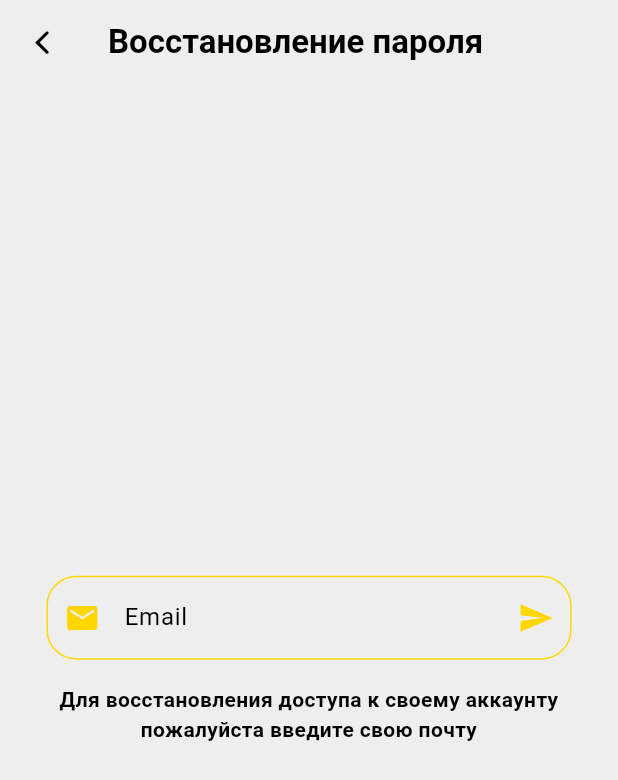
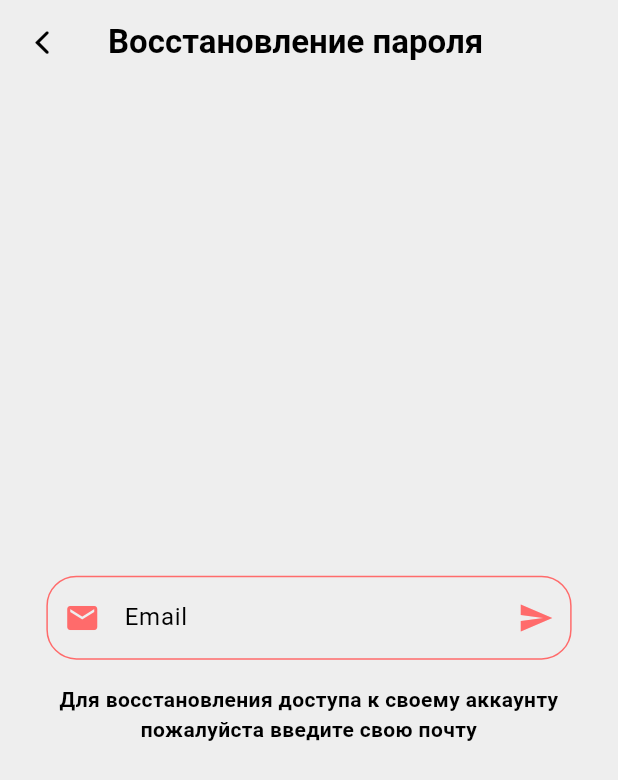
Before and after one commit to natarwey/photoflow, a Flutter app: the screen it shows after launch, after a tap on "Забыли пароль?", on a phone screen of 412 x 824 dp. Shown: the top 780 px of the screen. Run offline on Flutter 3.47's test engine with Material 3 defaults, Android fonts, the phone set to English and light mode, and no system bars; our stand-ins replace file_picker, shared_preferences, supabase_flutter; accounts and stored records are empty.

Commit message:
изменение акцентного цвета

```diff
--- a/lib/main.dart
+++ b/lib/main.dart
@@ -33,10 +33,10 @@ class MyApp extends StatelessWidget {
       debugShowCheckedModeBanner: false,
       title: 'PhotoFlow',
       theme: ThemeData(
-        primaryColor: const Color(0xFFFFD700), // Золотой цвет #FFD700
+        primaryColor: const Color(0xFFFF6B6B), // Золотой цвет #FFD700
         colorScheme: ColorScheme.fromSeed(
-          seedColor: const Color(0xFFFFD700),
-          primary: const Color(0xFFFFD700),
+          seedColor: const Color(0xFFFF6B6B),
+          primary: const Color(0xFFFF6B6B),
         ),
         textTheme: const TextTheme(
           bodyMedium: TextStyle(color: Colors.black),
@@ -44,13 +44,13 @@ class MyApp extends StatelessWidget {
         ),
         elevatedButtonTheme: ElevatedButtonThemeData(
           style: ElevatedButton.styleFrom(
-            backgroundColor: const Color(0xFFFFD700), // Золотой цвет для кнопок
+            backgroundColor: const Color(0xFFFF6B6B), // Золотой цвет для кнопок
             foregroundColor: Colors.black, // Черный текст на кнопках
           ),
         ),
         outlinedButtonTheme: OutlinedButtonThemeData(
           style: OutlinedButton.styleFrom(
-            side: const BorderSide(color: Color(0xFFFFD700)), // Золотая обводка
+            side: const BorderSide(color: Color(0xFFFF6B6B)), // Золотая обводка
             foregroundColor: Colors.black, // Черный текст
           ),
         ),
@@ -58,11 +58,11 @@ class MyApp extends StatelessWidget {
           labelStyle: const TextStyle(color: Colors.black),
           focusedBorder: OutlineInputBorder(
             borderRadius: BorderRadius.circular(20),
-            borderSide: const BorderSide(color: Color(0xFFFFD700)),
+            borderSide: const BorderSide(color: Color(0xFFFF6B6B)),
           ),
           enabledBorder: OutlineInputBorder(
             borderRadius: BorderRadius.circular(20),
-            borderSide: const BorderSide(color: Color(0xFFFFD700)),
+            borderSide: const BorderSide(color: Color(0xFFFF6B6B)),
           ),
         ),
       ),
@@ -115,7 +115,7 @@ class _AuthCheckPageState extends State<AuthCheckPage> {
       return const Scaffold(
         body: Center(
           child: CircularProgressIndicator(
-            color: Color(0xFFFFD700),
+            color: Color(0xFFFF6B6B),
           ),
         ),
       );
--- a/lib/pages/auth.dart
+++ b/lib/pages/auth.dart
@@ -42,22 +42,22 @@ class _AuthPageState extends State<AuthPage> {
                 width: MediaQuery.of(context).size.width * 0.85,
                 child: TextField(
                   controller: emailController,
-                  cursorColor: const Color(0xFFFFD700),
+                  cursorColor: const Color(0xFFFF6B6B),
                   style: const TextStyle(color: Colors.black),
                   decoration: InputDecoration(
                     prefixIcon: const Icon(
                       Icons.email,
-                      color: Color(0xFFFFD700),
+                      color: Color(0xFFFF6B6B),
                     ),
                     labelText: 'Почта',
                     labelStyle: const TextStyle(color: Colors.black),
                     focusedBorder: OutlineInputBorder(
                       borderRadius: BorderRadius.circular(20),
-                      borderSide: const BorderSide(color: Color(0xFFFFD700)),
+                      borderSide: const BorderSide(color: Color(0xFFFF6B6B)),
                     ),
                     enabledBorder: OutlineInputBorder(
                       borderRadius: BorderRadius.circular(20),
-                      borderSide: const BorderSide(color: Color(0xFFFFD700)),
+                      borderSide: const BorderSide(color: Color(0xFFFF6B6B)),
                     ),
                   ),
                 ),
@@ -68,22 +68,22 @@ class _AuthPageState extends State<AuthPage> {
                 child: TextField(
                   controller: passController,
                   obscureText: true,
-                  cursorColor: const Color(0xFFFFD700),
+                  cursorColor: const Color(0xFFFF6B6B),
                   style: const TextStyle(color: Colors.black),
                   decoration: InputDecoration(
                     prefixIcon: const Icon(
                       Icons.password,
-                      color: Color(0xFFFFD700),
+                      color: Color(0xFFFF6B6B),
                     ),
                     labelText: 'Пароль',
                     labelStyle: const TextStyle(color: Colors.black),
                     focusedBorder: OutlineInputBorder(
                       borderRadius: BorderRadius.circular(20),
-                      borderSide: const BorderSide(color: Color(0xFFFFD700)),
+                      borderSide: const BorderSide(color: Color(0xFFFF6B6B)),
                     ),
                     enabledBorder: OutlineInputBorder(
                       borderRadius: BorderRadius.circular(20),
-                      borderSide: const BorderSide(color: Color(0xFFFFD700)),
+                      borderSide: const BorderSide(color: Color(0xFFFF6B6B)),
                     ),
                   ),
                 ),
@@ -121,7 +121,7 @@ class _AuthPageState extends State<AuthPage> {
                                     "Поля пустые!",
                                     style: TextStyle(color: Colors.black),
                                   ),
-                                  backgroundColor: Color(0xFFFFD700),
+                                  backgroundColor: Color(0xFFFF6B6B),
                                 ),
                               );
                               return;
@@ -163,7 +163,7 @@ class _AuthPageState extends State<AuthPage> {
                                       "Неверный email или пароль",
                                       style: TextStyle(color: Colors.black),
                                     ),
-                                    backgroundColor: Color(0xFFFFD700),
+                                    backgroundColor: Color(0xFFFF6B6B),
                                   ),
                                 );
                               }
@@ -177,7 +177,7 @@ class _AuthPageState extends State<AuthPage> {
                                     "Ошибка: $e",
                                     style: const TextStyle(color: Colors.black),
                                   ),
-                                  backgroundColor: const Color(0xFFFFD700),
+                                  backgroundColor: const Color(0xFFFF6B6B),
                                 ),
                               );
                             } finally {
@@ -187,7 +187,7 @@ class _AuthPageState extends State<AuthPage> {
                             }
                           },
                   style: ElevatedButton.styleFrom(
-                    backgroundColor: const Color(0xFFFFD700),
+                    backgroundColor: const Color(0xFFFF6B6B),
                     foregroundColor: Colors.black,
                     padding: const EdgeInsets.symmetric(vertical: 12),
                     shape: RoundedRectangleBorder(
@@ -221,7 +221,7 @@ class _AuthPageState extends State<AuthPage> {
                     Navigator.popAndPushNamed(context, '/reg');
                   },
                   style: OutlinedButton.styleFrom(
-                    side: const BorderSide(color: Color(0xFFFFD700), width: 2),
+                    side: const BorderSide(color: Color(0xFFFF6B6B), width: 2),
                     foregroundColor: Colors.black,
                     padding: const EdgeInsets.symmetric(vertical: 12),
                     shape: RoundedRectangleBorder(
--- a/lib/pages/recovery.dart
+++ b/lib/pages/recovery.dart
@@ -38,12 +38,12 @@ class RecoveryPage extends StatelessWidget {
                 width: MediaQuery.of(context).size.width * 0.85,
                 child: TextField(
                   controller: emailController,
-                  cursorColor: const Color(0xFFFFD700),
+                  cursorColor: const Color(0xFFFF6B6B),
                   style: const TextStyle(color: Colors.black),
                   decoration: InputDecoration(
                     prefixIcon: const Icon(
                       Icons.email,
-                      color: Color(0xFFFFD700),
+                      color: Color(0xFFFF6B6B),
                     ),
                     suffixIcon: IconButton(
                       onPressed: () async {
@@ -54,7 +54,7 @@ class RecoveryPage extends StatelessWidget {
                                 "Поле пустое",
                                 style: TextStyle(color: Colors.black),
                               ),
-                              backgroundColor: Color(0xFFFFD700),
+                              backgroundColor: Color(0xFFFF6B6B),
                             ),
                           );
                         } else {
@@ -65,7 +65,7 @@ class RecoveryPage extends StatelessWidget {
                                 "Письмо для восстановления отправлено",
                                 style: TextStyle(color: Colors.black),
                               ),
-                              backgroundColor: Color(0xFFFFD700),
+                              backgroundColor: Color(0xFFFF6B6B),
                             ),
                           );
                           emailController.clear();
@@ -73,18 +73,18 @@ class RecoveryPage extends StatelessWidget {
                       },
                       icon: const Icon(
                         Icons.send,
-                        color: Color(0xFFFFD700),
+                        color: Color(0xFFFF6B6B),
                       ),
                     ),
                     labelText: 'Email',
                     labelStyle: const TextStyle(color: Colors.black),
                     focusedBorder: OutlineInputBorder(
                       borderRadius: BorderRadius.circular(20),
-                      borderSide: const BorderSide(color: Color(0xFFFFD700)),
+                      borderSide: const BorderSide(color: Color(0xFFFF6B6B)),
                     ),
                     enabledBorder: OutlineInputBorder(
                       borderRadius: BorderRadius.circular(20),
-                      borderSide: const BorderSide(color: Color(0xFFFFD700)),
+                      borderSide: const BorderSide(color: Color(0xFFFF6B6B)),
                     ),
                   ),
                 ),
```
Also changed, not shown: lib/pages/drawer.dart (+7 -7 lines), lib/pages/favorites.dart (+9 -9 lines), lib/pages/genres.dart (+22 -22 lines), lib/pages/home.dart (+12 -12 lines), lib/pages/locations.dart (+4 -4 lines), lib/pages/photographer_profile.dart (+10 -10 lines), lib/pages/portfolio_page.dart (+13 -13 lines), lib/pages/reg.dart (+32 -32 lines), lib/pages/user_profile.dart (+10 -10 lines).
